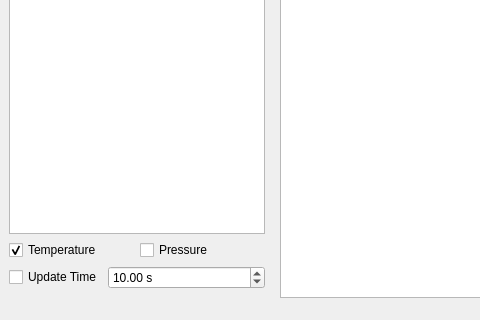
The window that src/logviewer.ui (kmnhan/1KARPES_DAQ) describes before a commit, drawn with Qt 5; both pictures show x 0 to 480 and y 159 to 479 of the 720 by 479 pixel window.
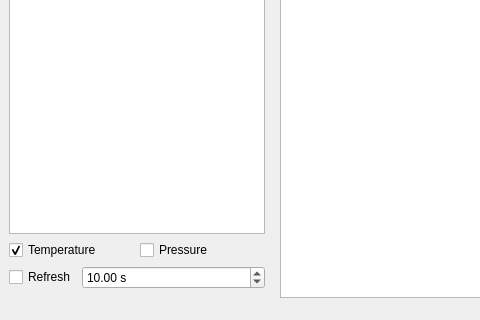
The same window after the commit. Custom widgets are drawn as their Qt base class.

The edit to the form file:
```diff
--- a/src/logviewer.ui
+++ b/src/logviewer.ui
@@ -120,7 +120,7 @@
                 </sizepolicy>
                </property>
                <property name="text">
-                <string>Update Time</string>
+                <string>Refresh</string>
                </property>
               </widget>
              </item>
```
Left out of the diff: 17 changed lines with no effect on the pictures.
